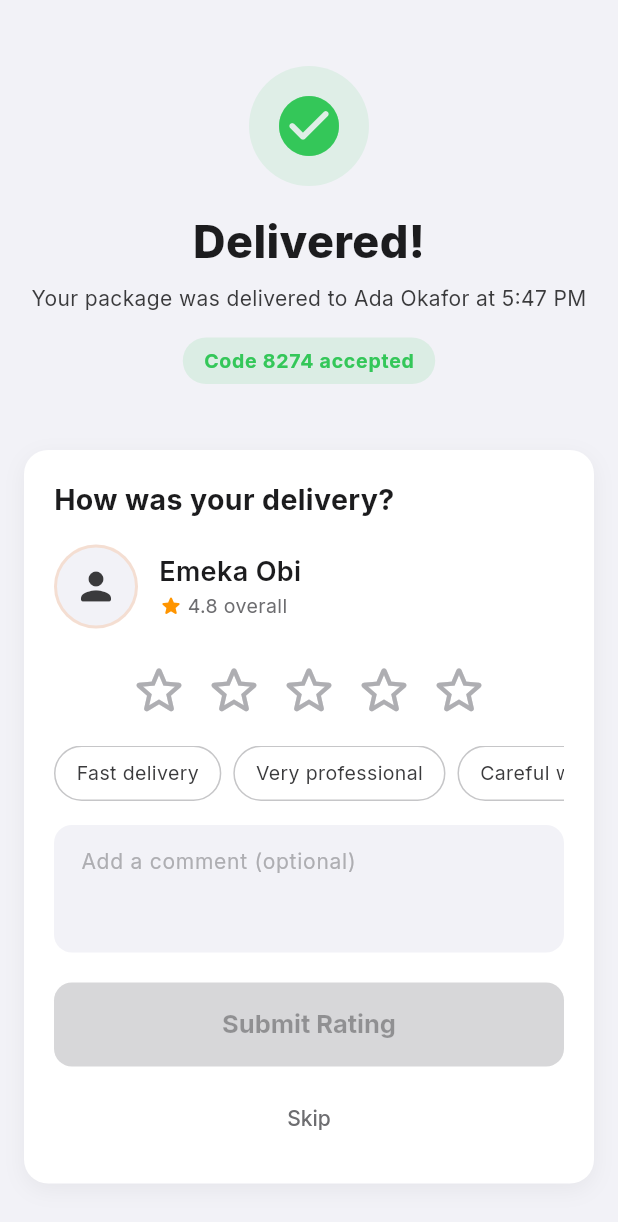
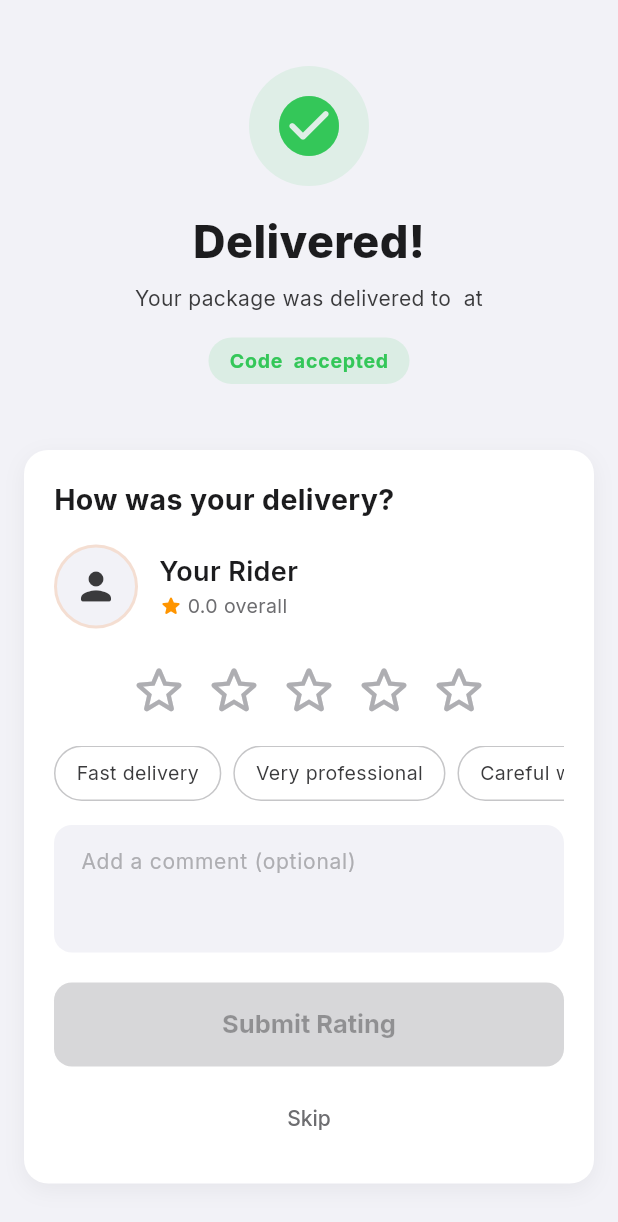
Before and after one commit to coresystemglobal/logistics-mobile, a Flutter app: the DeliveryCompleteScreen screen opened directly with empty values, on a phone screen of 412 x 824 dp. Shown: the top 1222 px of the screen. Run offline on Flutter 3.47's test engine with Material 3 defaults, Android fonts, the phone set to English and light mode, and no system bars; our stand-ins replace dio, flutter_dotenv, flutter_map, flutter_riverpod, flutter_secure_storage, geocoding and 7 more; accounts and stored records are empty.

Commit message:
feat(delivery): update default values for rider and delivery information

```diff
--- a/lib/screens/customer/delivery_complete_screen.dart
+++ b/lib/screens/customer/delivery_complete_screen.dart
@@ -80,11 +80,11 @@ class DeliveryCompleteScreen extends ConsumerWidget {
     super.key,
     required this.packageId,
     required this.riderId,
-    this.riderName = 'Emeka Obi',
-    this.riderRating = 4.8,
-    this.recipientName = 'Ada Okafor',
-    this.deliveryCode = '8274',
-    this.deliveryTime = '5:47 PM',
+    this.riderName = 'Your Rider',
+    this.riderRating = 0,
+    this.recipientName = '',
+    this.deliveryCode = '',
+    this.deliveryTime = '',
   });
 
   @override
--- a/lib/screens/customer/finding_rider_screen.dart
+++ b/lib/screens/customer/finding_rider_screen.dart
@@ -432,14 +432,14 @@ class _MapArea extends StatelessWidget {
               userAgentPackageName: 'com.traka.mobile',
               maxZoom: 19,
             ),
-            MarkerLayer(
+            const MarkerLayer(
               markers: [
                 // Pickup marker
                 Marker(
-                  point: const LatLng(_defaultLat, _defaultLng),
+                  point: LatLng(_defaultLat, _defaultLng),
                   width: 48,
                   height: 48,
-                  child: const Icon(Icons.location_on_rounded,
+                  child: Icon(Icons.location_on_rounded,
                       color: AppColors.accent, size: 40),
                 ),
               ],
```
